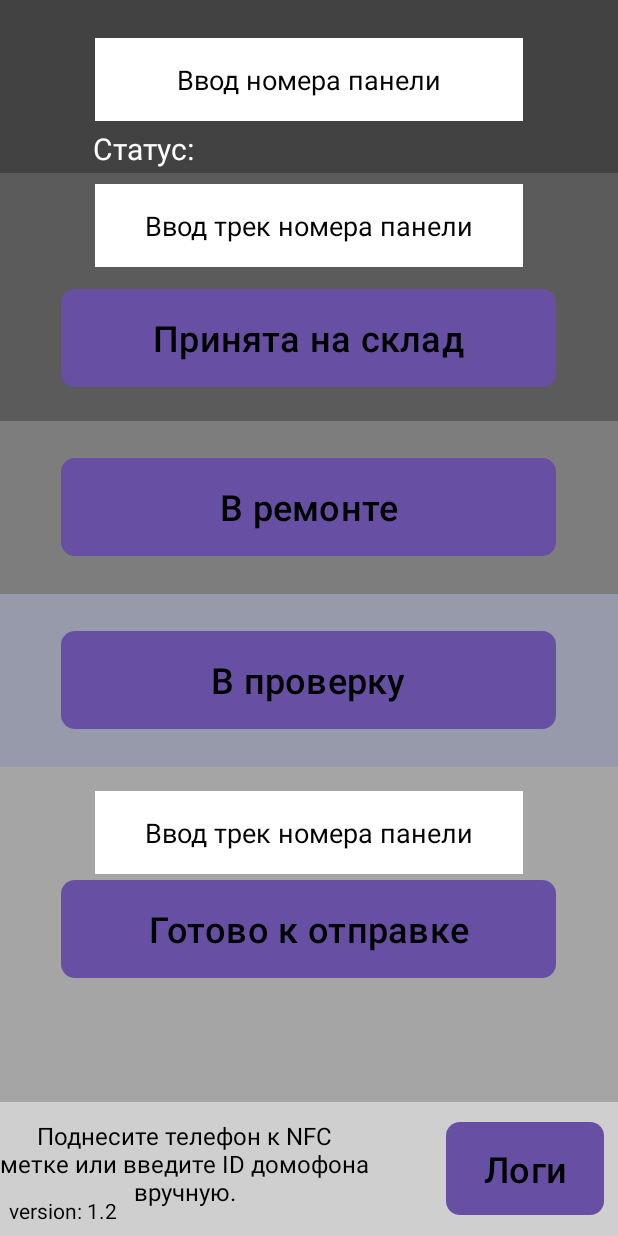
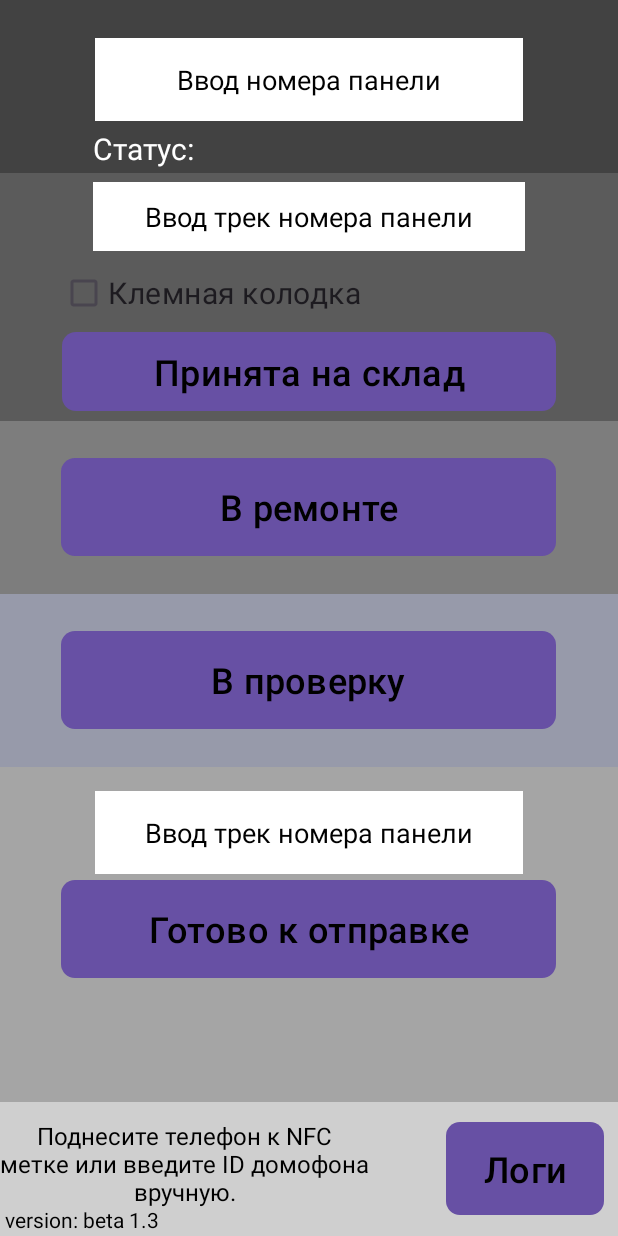
Before and after one commit to maxlukyrabbit/Sputnik, an Android app: the screen it shows after launch (MainActivity), on a phone screen of 412 x 824 dp. Run offline under Robolectric (Android 15) with nearby library versions, the phone set to English and light mode, and no system bars.

Commit message:
version 1.3
Availability of terminal block and logging of all actions

```diff
--- a/My_Application/app/src/main/res/layout/activity_main.xml
+++ b/My_Application/app/src/main/res/layout/activity_main.xml
@@ -99,12 +99,11 @@
 
         <EditText
             android:id="@+id/track_number1"
-            android:layout_width="285dp"
-            android:layout_height="55dp"
+            android:layout_width="288dp"
+            android:layout_height="46dp"
             android:layout_alignParentTop="true"
             android:layout_centerHorizontal="true"
-            android:layout_marginTop="7dp"
-            android:layout_marginEnd="65dp"
+            android:layout_marginTop="6dp"
             android:background="#ffffff"
             android:ems="10"
             android:hint="@string/track_number"
@@ -115,11 +114,11 @@
 
         <Button
             android:id="@+id/button"
-            android:layout_width="330dp"
-            android:layout_height="65dp"
+            android:layout_width="329dp"
+            android:layout_height="wrap_content"
             android:layout_alignParentTop="true"
             android:layout_centerHorizontal="true"
-            android:layout_marginTop="77dp"
+            android:layout_marginTop="106dp"
             android:background="@drawable/rectangle_shape"
             android:shadowColor="@color/white"
             android:text="@string/button1"
@@ -132,6 +131,17 @@
             app:layout_constraintTop_toTopOf="parent"
             app:layout_constraintVertical_bias="0.346"
             tools:ignore="MissingConstraints" />
+
+        <CheckBox
+            android:id="@+id/Terminal_block"
+            android:layout_width="wrap_content"
+            android:layout_height="wrap_content"
+            android:layout_alignParentStart="true"
+            android:layout_alignParentTop="true"
+            android:layout_marginStart="40dp"
+            android:layout_marginTop="56dp"
+            android:textSize="20dp"
+            android:text="Клемная колодка" />
 
     </RelativeLayout>
 
@@ -230,10 +240,10 @@
             android:layout_height="wrap_content"
             android:layout_alignParentStart="true"
             android:layout_alignParentBottom="true"
-            android:layout_marginStart="6dp"
-            android:layout_marginBottom="7dp"
-            android:textColor="@color/black"
-            android:text="version: 1.2" />
+            android:layout_marginStart="3dp"
+            android:layout_marginBottom="1dp"
+            android:text="version: beta 1.3"
+            android:textColor="@color/black" />
 
 
     </RelativeLayout>
```
Also changed, not shown: My_Application/app/src/main/java/com/example/my_application/Change_stage.java (+14 -6 lines), My_Application/app/src/main/java/com/example/my_application/MainActivity.java (+16 -16 lines), My_Application/app/src/main/java/com/example/my_application/terminal_block.java (added, +45 -0 lines).
